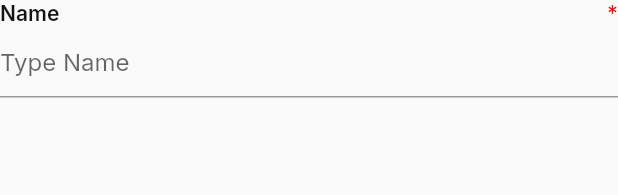
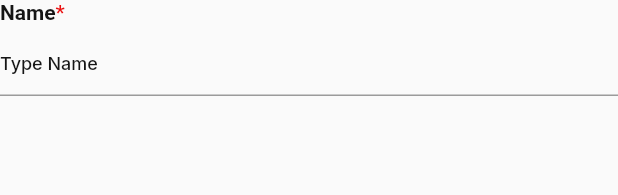
Before and after one commit to maansum/OneLinkAdmin, a Flutter app: the CustomTextFormField widget shown alone on an empty page, opened directly, on a phone screen of 412 x 824 dp. Shown: the top 195 px of the screen. Run offline on Flutter 3.47's test engine with Material 2 defaults, Android fonts, the phone set to English and light mode, and no system bars; our stand-ins replace google_fonts.

Commit message:
integration form guys

```diff
--- a/lib/main.dart
+++ b/lib/main.dart
@@ -1,5 +1,6 @@
 import 'package:flutter/material.dart';
 import 'package:onelinkadmin/components/custom_%20review.dart';
+import 'package:onelinkadmin/pages/home_page.dart';
 import 'package:onelinkadmin/pages/ratings_page.dart';
 import 'package:google_fonts/google_fonts.dart';
 
@@ -18,6 +19,6 @@ class MyApp extends StatelessWidget {
         theme: ThemeData(
           textTheme: GoogleFonts.interTextTheme(),
         ),
-        home: const CustomReview());
+        home: const HomePage());
   }
 }
--- a/lib/pages/ratings_page.dart
+++ b/lib/pages/ratings_page.dart
@@ -250,31 +250,38 @@ class CustomTextFormField extends StatelessWidget {
       fontWeight: FontWeight.w600,
       color: Color(0xFF151515),
     );
+    final hintTextStyle = TextStyle(
+      fontSize: 12,
+      fontWeight: FontWeight.w500,
+      color: Color(0xFF151515),
+    );
     return Column(
       children: [
-        Row(
+        Align(
+          alignment: Alignment.centerLeft,
+          child: RichText(
+            text: TextSpan(
               children: [
-            Expanded(
-              child: Text(
-                labelText,
+                TextSpan(
+                  text: labelText,
                   style: formTextStyle,
-                overflow: TextOverflow.ellipsis,
                 ),
-            ),
-            const Text(
-              '*',
+                TextSpan(
+                  text: '*',
                   style: TextStyle(
                     color: Color(0xFFEA0E0E),
                     fontSize: 14,
                     fontWeight: FontWeight.w500,
                   ),
-            )
+                ),
               ],
             ),
+            overflow: TextOverflow.ellipsis,
+          ),
+        ),
         TextFormField(
-          decoration: InputDecoration(
-            hintText: hintText,
-          ),
+          decoration:
+              InputDecoration(hintText: hintText, hintStyle: hintTextStyle),
         ),
       ],
     );
```
Also changed, not shown: lib/components/custom_ review.dart (+20 -20 lines), lib/pages/home_page.dart (+2 -16 lines). Lines whose indentation alone changed are shown as unchanged.
